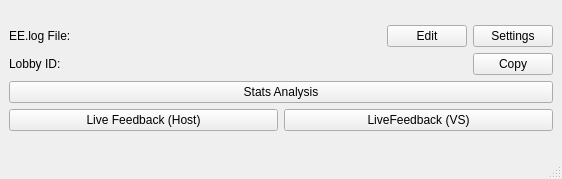
This is yatewindow.ui in palindromiq/YATE as Qt 5 draws it before an edit. The edited form follows.
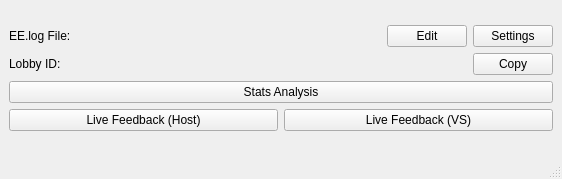
This is the edited form.

Diff of the .ui file:
```diff
--- a/yatewindow.ui
+++ b/yatewindow.ui
@@ -123,7 +123,7 @@
         <item>
          <widget class="QPushButton" name="btnLiveFeedbackVS">
           <property name="text">
-           <string>LiveFeedback (VS)</string>
+           <string>Live Feedback (VS)</string>
           </property>
          </widget>
         </item>
```
